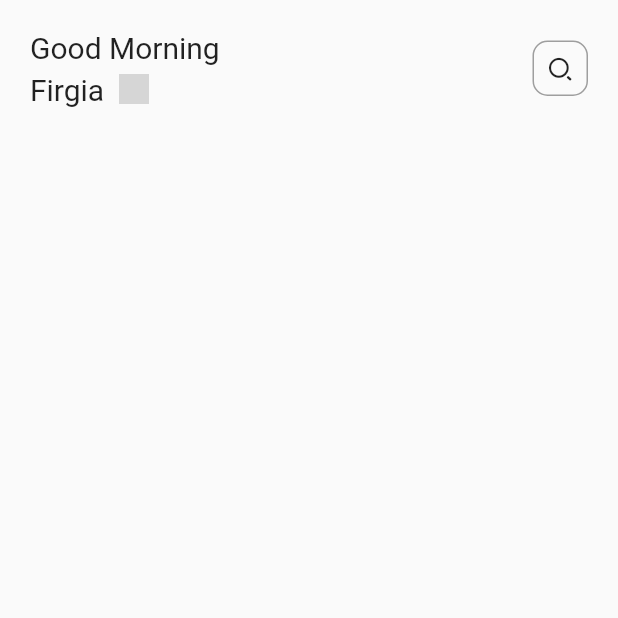
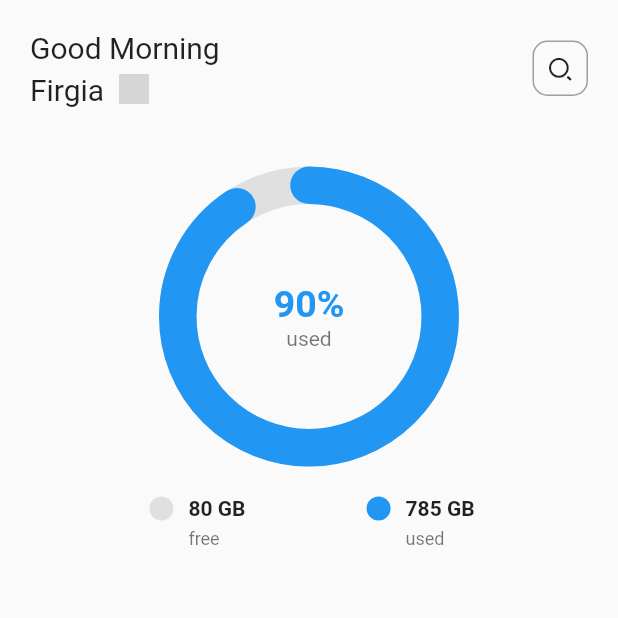
Before and after one commit to youusuf/Flutter-Design, a Flutter app: the screen it shows after launch, on a phone screen of 412 x 824 dp, the top half of it. Run offline on Flutter 3.47's test engine with Material 2 defaults, Android fonts, the phone set to English and light mode, and no system bars; drawn by our look-alikes of percent_indicator; our stand-ins replace get; grey boxes are pictures that could not be loaded.

Commit message:
add chart

```diff
--- /dev/null
+++ b/file_manager/lib/app/features/dashboard/home/views/components/storage_chart.dart
@@ -0,0 +1,114 @@
+part of home;
+
+class _StorageChart extends StatelessWidget {
+  const _StorageChart({
+    required this.totalFree,
+    required this.totalUsed,
+    this.radius = 200,
+    Key? key,
+  }) : super(key: key);
+
+  final int totalFree;
+  final int totalUsed;
+  final double radius;
+
+  @override
+  Widget build(BuildContext context) {
+    return Column(
+      children: [
+        // chart
+        CircularPercentIndicator(
+          radius: radius,
+          lineWidth: 25,
+          animation: true,
+          percent: getUsedPercent() / 100,
+          center: Column(
+            mainAxisAlignment: MainAxisAlignment.center,
+            children: [
+              _percentText(),
+              _subtitleText("used"),
+            ],
+          ),
+          circularStrokeCap: CircularStrokeCap.round,
+          progressColor: Theme.of(context).primaryColor,
+          backgroundColor: Colors.grey[300]!,
+        ),
+
+        SizedBox(height: kDefaultSpacing),
+
+        // usage information
+        Row(
+          children: [
+            Spacer(),
+            Flexible(
+              flex: 4,
+              child: _indicatorUsage(
+                color: Colors.grey[300]!,
+                title: "$totalFree GB",
+                subtitle: "free",
+              ),
+            ),
+            Flexible(
+              flex: 4,
+              child: _indicatorUsage(
+                color: Theme.of(context).primaryColor,
+                title: "$totalUsed GB",
+                subtitle: "used",
+              ),
+            ),
+            Spacer(),
+          ],
+        )
+      ],
+    );
+  }
+
+  Widget _percentText() {
+    return Text(
+      "${getUsedPercent().toInt()}%",
+      style: TextStyle(
+        fontSize: 25,
+        fontWeight: FontWeight.w600,
+        color: Theme.of(Get.context!).primaryColor,
+      ),
+    );
+  }
+
+  Widget _indicatorUsage({
+    required Color color,
+    required String title,
+    required String subtitle,
+  }) {
+    return Row(
+      mainAxisAlignment: MainAxisAlignment.center,
+      crossAxisAlignment: CrossAxisAlignment.start,
+      children: [
+        CircleAvatar(
+          backgroundColor: color,
+          radius: 8,
+        ),
+        SizedBox(width: 10),
+        Column(
+          crossAxisAlignment: CrossAxisAlignment.start,
+          children: [
+            Text(title, style: TextStyle(fontWeight: FontWeight.bold)),
+            SizedBox(height: 5),
+            Text(subtitle, style: Theme.of(Get.context!).textTheme.caption),
+          ],
+        )
+      ],
+    );
+  }
+
+  Widget _subtitleText(String text) {
+    return Text(
+      text,
+      style: Theme.of(Get.context!).textTheme.caption?.copyWith(fontSize: 14),
+    );
+  }
+
+  double getUsedPercent() {
+    int _maxStorage = totalFree + totalUsed;
+    return (totalUsed / _maxStorage) * 100;
+  }
+}
--- a/file_manager/lib/app/features/dashboard/home/views/screens/home_screen.dart
+++ b/file_manager/lib/app/features/dashboard/home/views/screens/home_screen.dart
@@ -4,6 +4,7 @@ import 'package:file_manager/app/constans/app_constants.dart';
 import 'package:file_manager/app/shared_components/search_button.dart';
 import 'package:flutter/material.dart';
 import 'package:get/get.dart';
+import 'package:percent_indicator/circular_percent_indicator.dart';
 
 // binding
 part '../../bindings/home_binding.dart';
@@ -13,6 +14,7 @@ part '../../controllers/home_controller.dart';
 
 // component
 part '../components/header.dart';
+part '../components/storage_chart.dart';
 
 class HomeScreen extends StatelessWidget {
   const HomeScreen({Key? key}) : super(key: key);
@@ -30,6 +32,13 @@ class HomeScreen extends StatelessWidget {
                   padding: const EdgeInsets.all(kDefaultSpacing),
                   child: _Header(username: "firgia"),
                 ),
+                Padding(
+                  padding: const EdgeInsets.all(kDefaultSpacing),
+                  child: _StorageChart(
+                    totalFree: 80,
+                    totalUsed: 785,
+                  ),
+                ),
               ]),
               hasScrollBody: false,
             )
--- a/file_manager/pubspec.yaml
+++ b/file_manager/pubspec.yaml
@@ -25,6 +25,7 @@ dependencies:
   flutter:
     sdk: flutter
   get: ^4.3.8
+  percent_indicator: ^3.0.1
 
 dev_dependencies:
   flutter_test:
```
Also changed, not shown: file_manager/pubspec.lock.
